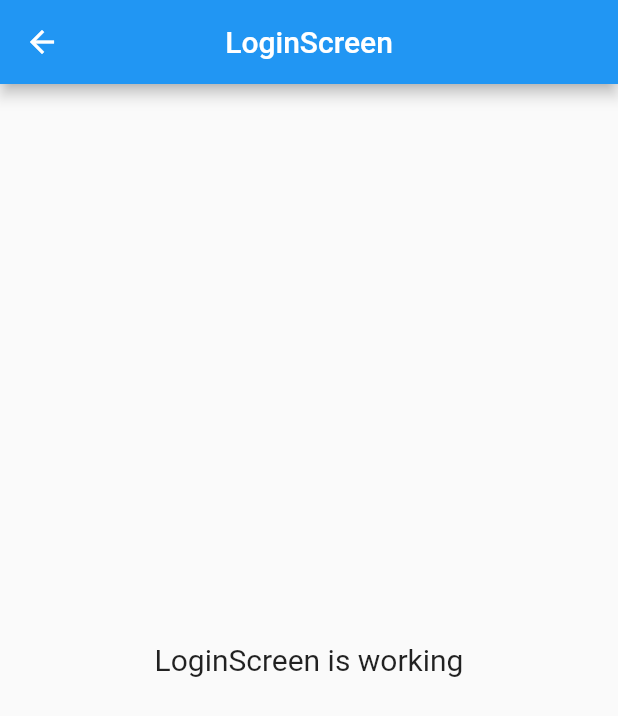
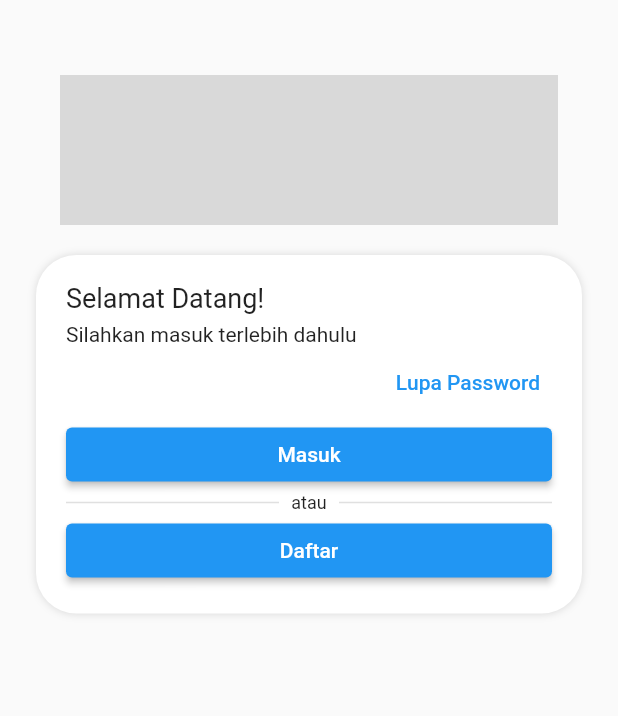
Before and after one commit to RioPasama/iCaleg, a Flutter app: the LoginScreen screen opened by its route, on a phone screen of 412 x 824 dp. Shown: the top 716 px of the screen. Run offline on Flutter 3.47's test engine with Material 2 defaults, Android fonts, the phone set to English and light mode, and no system bars; our stand-ins replace connectivity_plus, get.

Commit message:
update settingan

```diff
--- a/lib/infrastructure/theme/theme_utils.dart
+++ b/lib/infrastructure/theme/theme_utils.dart
@@ -1,3 +1,10 @@
 import 'package:flutter/widgets.dart';
 
 Color colorPrimary = const Color(0xFF02754C);
+Color colorSecondary = const Color(0xFFABDBCA);
+Color colorRad = const Color(0xFFFF0000);
+Color colorGray = const Color(0xFFD9D9D9);
+Color colorBack = const Color(0xFF3BAD85);
+Color colorTextPrimary = const Color(0xFF02754C);
+
+BoxShadow boxShadow = BoxShadow(color: colorGray, blurRadius: 4);
--- a/lib/presentation/login/login.screen.dart
+++ b/lib/presentation/login/login.screen.dart
@@ -1,6 +1,7 @@
 import 'package:flutter/material.dart';
 
 import 'package:get/get.dart';
+import 'package:icaleg/infrastructure/theme/theme_utils.dart';
 
 import 'controllers/login.controller.dart';
 
@@ -9,16 +10,63 @@ class LoginScreen extends GetView<LoginController> {
   @override
   Widget build(BuildContext context) {
     return Scaffold(
-      appBar: AppBar(
-        title: const Text('LoginScreen'),
-        centerTitle: true,
+        body: SafeArea(
+      child: ListView(
+        children: [
+          Container(
+            height: 100,
+            margin: const EdgeInsets.fromLTRB(40, 50, 40, 20),
+            color: colorGray,
+          ),
+          Container(
+            padding: const EdgeInsets.symmetric(horizontal: 20, vertical: 18),
+            margin: const EdgeInsets.symmetric(horizontal: 24),
+            decoration: BoxDecoration(
+                color: Colors.white,
+                borderRadius: BorderRadius.circular(27),
+                boxShadow: [boxShadow]),
+            child:
+                Column(crossAxisAlignment: CrossAxisAlignment.start, children: [
+              Text(
+                'Selamat Datang!',
+                style: TextStyle(fontSize: 18),
+              ),
+              SizedBox(height: 6),
+              Text('Silahkan masuk terlebih dahulu'),
+              Align(
+                alignment: Alignment.bottomRight,
+                child:
+                    TextButton(onPressed: () {}, child: Text('Lupa Password')),
+              ),
+              SizedBox(
+                  width: Get.width,
+                  child:
+                      ElevatedButton(onPressed: () {}, child: Text('Masuk'))),
+              Row(
+                mainAxisAlignment: MainAxisAlignment.spaceBetween,
+                children: [
+                  SizedBox(
+                    width: Get.width / 2 - (64),
+                    child: Divider(thickness: 1),
+                  ),
+                  Text(
+                    ' atau ',
+                    style: TextStyle(fontSize: 12),
+                  ),
+                  SizedBox(
+                    width: Get.width / 2 - (64),
+                    child: Divider(thickness: 1),
+                  ),
+                ],
+              ),
+              SizedBox(
+                  width: Get.width,
+                  child:
+                      ElevatedButton(onPressed: () {}, child: Text('Daftar')))
+            ]),
+          )
+        ],
       ),
-      body: const Center(
-        child: Text(
-          'LoginScreen is working',
-          style: TextStyle(fontSize: 20),
-        ),
-      ),
-    );
+    ));
   }
 }
```
Also changed, not shown: lib/app/controllers/utils_controller.dart (+38 -1 lines), lib/presentation/splash/controllers/splash.controller.dart (+8 -5 lines), lib/presentation/splash/splash.screen.dart (+3 -6 lines), 1 other file.
